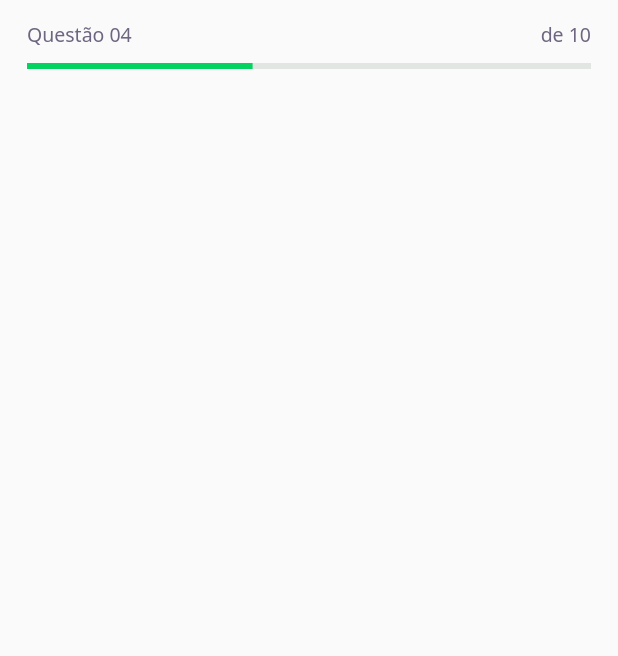
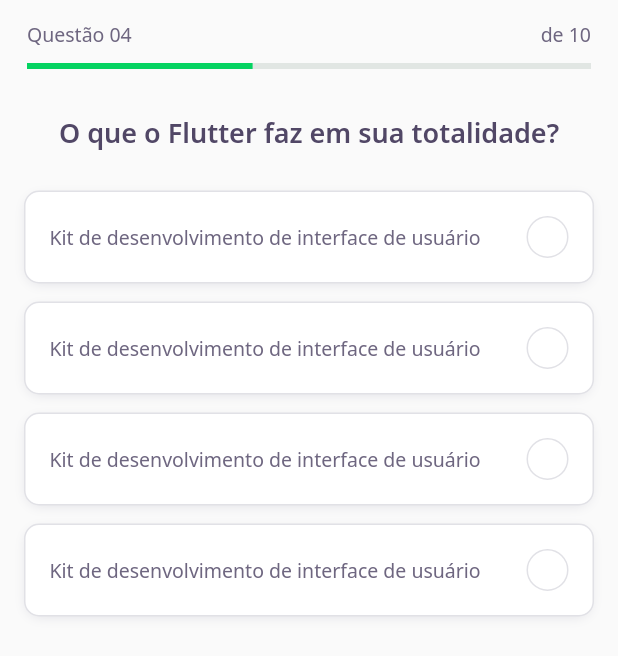
Before and after one commit to LucasHang/devquiz, a Flutter app: the screen it shows after launch, on a phone screen of 412 x 824 dp. Shown: the top 656 px of the screen. Run offline on Flutter 3.47's test engine with Material 2 defaults, Android fonts, the phone set to English and light mode, and no system bars; our stand-ins replace google_fonts.

Commit message:
feat: created quizWidget

```diff
--- a/lib/challenge/challenge_page.dart
+++ b/lib/challenge/challenge_page.dart
@@ -1,4 +1,5 @@
 import 'package:devquiz/challenge/widgets/question_indicator/question_indicator_widget.dart';
+import 'package:devquiz/challenge/widgets/quiz/quiz_widget.dart';
 import 'package:flutter/material.dart';
 
 class ChallengePage extends StatefulWidget {
@@ -19,6 +20,7 @@ class _ChallengePageState extends State<ChallengePage> {
           child: QuestionIndicatorWidget(),
         ),
       ),
+      body: QuizWidget(title: "O que o Flutter faz em sua totalidade?"),
     );
   }
 }
--- /dev/null
+++ b/lib/challenge/widgets/answer/answer_widget.dart
@@ -0,0 +1,82 @@
+import 'package:devquiz/core/app_colors.dart';
+import 'package:devquiz/core/app_shadows.dart';
+import 'package:devquiz/core/core.dart';
+import 'package:flutter/material.dart';
+
+class AnswerWidget extends StatelessWidget {
+  final String title;
+  final bool isRight;
+  final bool isSelected;
+  const AnswerWidget({
+    Key? key,
+    required this.title,
+    this.isSelected = false,
+    this.isRight = false,
+  }) : super(key: key);
+
+  Color get _selectedColorRight =>
+      isRight ? AppColors.darkGreen : AppColors.darkRed;
+
+  Color get _selectedBorderRight =>
+      isRight ? AppColors.lightGreen : AppColors.lightRed;
+
+  Color get _selectedColorCardRight =>
+      isRight ? AppColors.lightGreen : AppColors.lightRed;
+
+  Color get _selectedBorderCardRight =>
+      isRight ? AppColors.green : AppColors.red;
+
+  TextStyle get _selectedTextStyleRight =>
+      isRight ? AppTextStyles.bodyDarkGreen : AppTextStyles.bodyDarkRed;
+
+  IconData get _selectedIconRight => isRight ? Icons.check : Icons.close;
+
+  @override
+  Widget build(BuildContext context) {
+    return Padding(
+      padding: const EdgeInsets.symmetric(vertical: 6),
+      child: Container(
+        padding: const EdgeInsets.all(16),
+        decoration: BoxDecoration(
+          color: isSelected ? _selectedColorCardRight : AppColors.white,
+          border: Border.fromBorderSide(BorderSide(
+            color: isSelected ? _selectedBorderCardRight : AppColors.border
+          )),
+          borderRadius: BorderRadius.circular(10),
+          boxShadow: [
+            AppShadows.card
+          ],
+        ),
+        child: Row(
+          children: [
+            Expanded(
+              child: Text(
+                title,
+                style: isSelected ? _selectedTextStyleRight : AppTextStyles.body,
+              ),
+            ),
+
+            Container(
+              height: 28,
+              width: 28,
+              decoration: BoxDecoration(
+                color: isSelected ? _selectedColorRight : AppColors.white,
+                borderRadius: BorderRadius.circular(24),
+                border: Border.fromBorderSide(BorderSide(
+                  color: isSelected ? _selectedBorderRight : AppColors.border,
+                ))
+              ),
+              child: isSelected
+                ? Icon(
+                    _selectedIconRight,
+                    size: 20,
+                    color: Colors.white,
+                  )
+                : null,
+            )
+          ],
+        ),
+      ),
+    );
+  }
+}
--- /dev/null
+++ b/lib/challenge/widgets/quiz/quiz_widget.dart
@@ -0,0 +1,27 @@
+import 'package:devquiz/challenge/widgets/answer/answer_widget.dart';
+import 'package:devquiz/core/core.dart';
+import 'package:flutter/material.dart';
+
+class QuizWidget extends StatelessWidget {
+  final String title;
+  const QuizWidget({Key? key, required this.title}) : super(key: key);
+
+  @override
+  Widget build(BuildContext context) {
+    return Container(
+      padding: const EdgeInsets.all(16),
+      child: Column(
+        children: [
+          Text(title, style: AppTextStyles.heading, textAlign: TextAlign.center,),
+          SizedBox(
+            height: 20,
+          ),
+          AnswerWidget(title: "Kit de desenvolvimento de interface de usuário"),
+          AnswerWidget(title: "Kit de desenvolvimento de interface de usuário"),
+          AnswerWidget(title: "Kit de desenvolvimento de interface de usuário"),
+          AnswerWidget(title: "Kit de desenvolvimento de interface de usuário"),
+        ],
+      ),
+    );
+  }
+}
--- /dev/null
+++ b/lib/core/app_decorations.dart
@@ -0,0 +1,15 @@
+import 'package:flutter/material.dart';
+
+import 'app_colors.dart';
+import 'app_shadows.dart';
+
+class AppDecorations {
+  static final BoxDecoration card = BoxDecoration(
+    border: Border.fromBorderSide(BorderSide(color: AppColors.border)),
+    borderRadius: BorderRadius.circular(10),
+    color: AppColors.white,
+    boxShadow: [
+      AppShadows.card
+    ],
+  );
+}
--- /dev/null
+++ b/lib/core/app_shadows.dart
@@ -0,0 +1,12 @@
+import 'package:flutter/material.dart';
+
+import 'app_colors.dart';
+
+class AppShadows {
+  static final BoxShadow card = BoxShadow(
+    color: AppColors.border,
+    blurRadius: 6,
+    offset: Offset.fromDirection(1.6, 2.0),
+    spreadRadius: -2
+  );
+}
--- a/lib/home/widgets/quiz_card/quiz_card_widget.dart
+++ b/lib/home/widgets/quiz_card/quiz_card_widget.dart
@@ -1,4 +1,5 @@
 import 'package:devquiz/core/app_colors.dart';
+import 'package:devquiz/core/app_decorations.dart';
 import 'package:devquiz/core/app_images.dart';
 import 'package:devquiz/core/app_text_styles.dart';
 import 'package:devquiz/shared/widgets/progress_indicator/progress_indicator_widget.dart';
@@ -11,19 +12,7 @@ class QuizCardWidget extends StatelessWidget {
   Widget build(BuildContext context) {
     return Container(
       padding: const EdgeInsets.all(14),
-      decoration: BoxDecoration(
-        border: Border.fromBorderSide(BorderSide(color: AppColors.border)),
-        borderRadius: BorderRadius.circular(10),
-        color: AppColors.white,
-        boxShadow: [
-          BoxShadow(
-            color: AppColors.border,
-            blurRadius: 6,
-            offset: Offset.fromDirection(1.6, 2.0),
-            spreadRadius: -2
-          )
-        ],
-      ),
+      decoration: AppDecorations.card,
       child: Column(
         crossAxisAlignment: CrossAxisAlignment.start,
         children: [
--- a/lib/home/widgets/score_card/score_card_widget.dart
+++ b/lib/home/widgets/score_card/score_card_widget.dart
@@ -1,4 +1,5 @@
 import 'package:devquiz/core/app_colors.dart';
+import 'package:devquiz/core/app_decorations.dart';
 import 'package:devquiz/core/app_text_styles.dart';
 import 'package:devquiz/home/widgets/chart/chart_widget.dart';
 import 'package:flutter/material.dart';
@@ -14,21 +15,7 @@ class ScoreCardWidget extends StatelessWidget {
       child: Container(
         padding: const EdgeInsets.all(18),
         height: 136,
-        decoration: BoxDecoration(
-          color: AppColors.white,
-          borderRadius: BorderRadius.circular(15),
-          border: Border.all(
-            color: AppColors.border
-          ),
-          boxShadow: [
-            BoxShadow(
-              color: AppColors.border,
-              blurRadius: 6,
-              offset: Offset.fromDirection(1.6, 2.0),
-              spreadRadius: -2
-            )
-          ]
-        ),
+        decoration: AppDecorations.card,
         child: Row(
           crossAxisAlignment: CrossAxisAlignment.center,
           children: [
```
